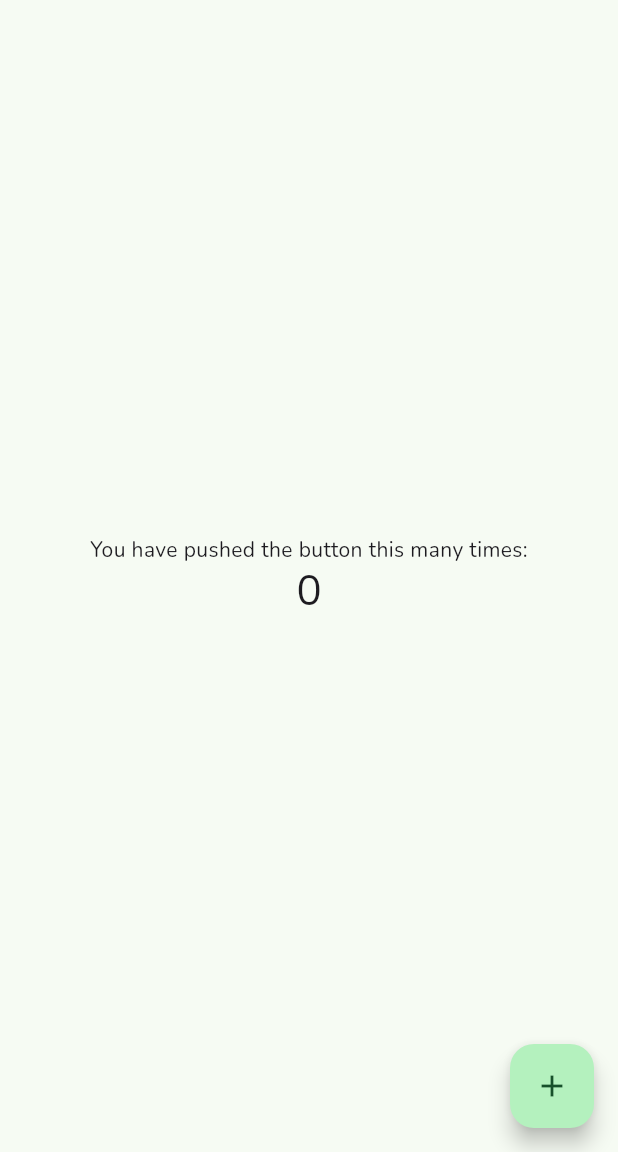
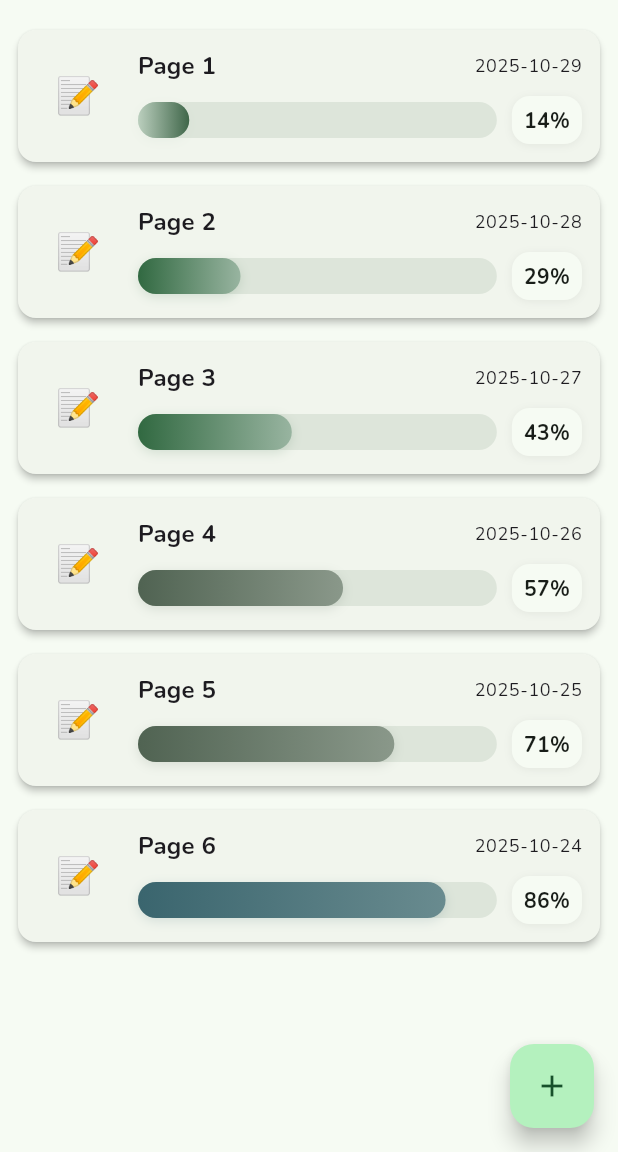
Before and after one commit to aliyafatihah/flutter-journey, a Flutter app: the screen it shows after launch, on a phone screen of 412 x 824 dp, the part 84-1236 px from its top. Run offline on Flutter 3.47's test engine with Material 3 defaults, Android fonts, the light colour scheme and no system bars; our stand-ins replace google_fonts.

Commit message:
[notto] - create base ui for homepage

```diff
--- /dev/null
+++ b/projects/notto/lib/core/components/progress_bar_widget.dart
@@ -0,0 +1,150 @@
+import 'package:flutter/material.dart';
+
+class ProgressBarWidget extends StatelessWidget {
+  final double progress; // 0.0 - 1.0
+
+  const ProgressBarWidget({super.key, required this.progress});
+
+  @override
+  Widget build(BuildContext context) {
+    final theme = Theme.of(context);
+    final bg = theme.colorScheme.surfaceVariant;
+
+    return TweenAnimationBuilder<double>(
+      tween: Tween<double>(begin: 0.0, end: progress.clamp(0.0, 1.0)),
+      duration: const Duration(milliseconds: 450),
+      builder: (context, value, child) {
+        // Render the pill and place a clear label to the right so it never
+        // blends into the gradient. The label animates with the same value.
+        return Row(
+          children: [
+            Expanded(
+              child: SizedBox(
+                height: 24.0,
+                child: Stack(
+                  alignment: Alignment.centerLeft,
+                  children: [
+                    // background pill
+                    Container(
+                      height: 24.0,
+                      decoration: BoxDecoration(
+                        color: bg,
+                        borderRadius: BorderRadius.circular(20.0),
+                      ),
+                    ),
+
+                    // filled portion (animated via FractionallySizedBox)
+                    FractionallySizedBox(
+                      widthFactor: value,
+                      child: Container(
+                        height: 24.0,
+                        decoration: BoxDecoration(
+                          // Derive accent color from progress (semantic):
+                          // low -> warm/orange, mid -> blue, high -> green.
+                          gradient: LinearGradient(
+                            colors: _colorsForQuarter(value, theme),
+                          ),
+                          borderRadius: BorderRadius.circular(20.0),
+                          boxShadow: [
+                            BoxShadow(
+                              color: _colorsForQuarter(value, theme)
+                                  .first
+                                  .withOpacity(0.16),
+                              blurRadius: 6.0,
+                              offset: const Offset(0, 2),
+                            ),
+                          ],
+                        ),
+                      ),
+                    ),
+                  ],
+                ),
+              ),
+            ),
+
+            const SizedBox(width: 10.0),
+
+            // external label so it remains readable regardless of fill color
+            AnimatedSwitcher(
+              duration: const Duration(milliseconds: 300),
+              transitionBuilder: (child, anim) => FadeTransition(
+                opacity: anim,
+                child: child,
+              ),
+              child: value >= 0.999
+                  ? Row(
+                      key: const ValueKey('completed'),
+                      mainAxisSize: MainAxisSize.min,
+                      children: [
+                        Icon(
+                          Icons.check_circle,
+                          size: 18.0,
+                          color: theme.colorScheme.primary,
+                        ),
+                        const SizedBox(width: 6.0),
+                        Text(
+                          'Completed',
+                          style: theme.textTheme.bodyMedium?.copyWith(
+                              fontWeight: FontWeight.w700,
+                              color: theme.colorScheme.onBackground),
+                        ),
+                      ],
+                    )
+                  : Container(
+                      key: const ValueKey('percent'),
+                      padding: const EdgeInsets.symmetric(
+                          horizontal: 8.0, vertical: 6.0),
+                      decoration: BoxDecoration(
+                        color: theme.colorScheme.surface,
+                        borderRadius: BorderRadius.circular(12.0),
+                        boxShadow: [
+                          BoxShadow(
+                            color: Colors.black.withOpacity(0.06),
+                            blurRadius: 4.0,
+                            offset: const Offset(0, 1),
+                          ),
+                        ],
+                      ),
+                      child: Text(
+                        '${(value * 100).round()}%'.toString(),
+                        style: theme.textTheme.bodyMedium?.copyWith(
+                            fontWeight: FontWeight.w700,
+                            color: theme.colorScheme.onBackground),
+                      ),
+                    ),
+            ),
+          ],
+        );
+      },
+    );
+  }
+
+  // Return a pair of colors for the gradient based on the progress value.
+  List<Color> _colorsForQuarter(double v, ThemeData theme) {
+    final cs = theme.colorScheme;
+    final value = v.clamp(0.0, 1.0);
+
+    // Four quarters: [0-25), [25-50), [50-75), [75-100]
+    if (value < 0.25) {
+      // gentle primary tint (light)
+      return [
+        Color.lerp(cs.primary, cs.surface, 0.7)!,
+        Color.lerp(cs.primary, cs.secondary, 0.45)!,
+      ];
+    }
+
+    if (value < 0.5) {
+      // primary
+      return [cs.primary, Color.lerp(cs.primary, cs.onPrimary, 0.5)!];
+    }
+
+    if (value < 0.75) {
+      // secondary-focused
+      return [cs.secondary, Color.lerp(cs.secondary, cs.surface, 0.35)!];
+    }
+
+    // top quarter: use tertiary (if available) or a success-green fallback
+    final top = cs.tertiary;
+    return [top, Color.lerp(top, cs.surface, 0.25)!];
+  }
+}
--- /dev/null
+++ b/projects/notto/lib/core/models/task_model.dart
@@ -0,0 +1,19 @@
+import 'package:flutter/material.dart';
+
+class TaskModel {
+  final String id;
+  final String title;
+  final IconData icon;
+  final double progress; // 0.0 - 1.0
+  final DateTime modified;
+  final String? emoji; // optional emoji to show instead of an image
+
+  TaskModel({
+    required this.id,
+    required this.title,
+    required this.icon,
+    required this.progress,
+    required this.modified,
+    this.emoji,
+  });
+}
--- a/projects/notto/lib/main.dart
+++ b/projects/notto/lib/main.dart
@@ -1,6 +1,8 @@
 import 'package:flutter/material.dart';
-import 'package:notto/constants/notto_colours.dart';
+import 'package:notto/core/constants/notto_colours.dart';
 import 'package:google_fonts/google_fonts.dart';
+
+import 'package:notto/screens/home/home_screen.dart';
 
 void main() {
   // Ensure the Flutter binding is initialized so platform plugins
@@ -25,78 +27,7 @@
         useMaterial3: true,
         textTheme: GoogleFonts.nunitoTextTheme(),
       ),
-      home: const MyHomePage(),
+      home: const HomeScreen(),
     );
   }
 }
-
-class MyHomePage extends StatefulWidget {
-  const MyHomePage({super.key});
-
-  @override
-  State<MyHomePage> createState() => _MyHomePageState();
-}
-
-class _MyHomePageState extends State<MyHomePage> {
-  int _counter = 0;
-
-  void _incrementCounter() {
-    setState(() {
-      // This call to setState tells the Flutter framework that something has
-      // changed in this State, which causes it to rerun the build method below
-      // so that the display can reflect the updated values. If we changed
-      // _counter without calling setState(), then the build method would not be
-      // called again, and so nothing would appear to happen.
-      _counter++;
-    });
-  }
-
-  @override
-  Widget build(BuildContext context) {
-    return Scaffold(
-      appBar: AppBar(
-        backgroundColor: Theme.of(context).colorScheme.inversePrimary,
-        title: Padding(
-          padding: EdgeInsets.all(12.0),
-          child: Text("notto.",
-              style: TextStyle(fontSize: 24, fontWeight: FontWeight.bold)),
-        ),
-        actions: <Widget>[
-          IconButton(
-            icon: Icon(Icons.search),
-            tooltip: 'Search',
-            onPressed: () {
-              // TODO: implement search action
-            },
-          ),
-          IconButton(
-            icon: Icon(Icons.settings),
-            tooltip: 'Settings',
-            onPressed: () {
-              // TODO: implement settings action
-            },
-          ),
-        ],
-      ),
-      body: Center(
-        child: Column(
-          mainAxisAlignment: MainAxisAlignment.center,
-          children: <Widget>[
-            const Text(
-              'You have pushed the button this many times:',
-            ),
-            Text(
-              '$_counter',
-              style: Theme.of(context).textTheme.headlineMedium,
-            ),
-          ],
-        ),
-      ),
-      floatingActionButton: FloatingActionButton(
-        onPressed: _incrementCounter,
-        tooltip: 'Increment',
-        child: const Icon(Icons.add),
-      ), // This trailing comma makes auto-formatting nicer for build methods.
-    );
-  }
-}
--- /dev/null
+++ b/projects/notto/lib/screens/home/home_screen.dart
@@ -0,0 +1,225 @@
+import 'dart:math';
+
+import 'package:flutter/material.dart';
+import 'package:notto/core/components/progress_bar_widget.dart';
+import 'package:notto/core/models/task_model.dart';
+import 'package:notto/screens/task_detail/task_detail_screen.dart';
+
+class HomeScreen extends StatefulWidget {
+  const HomeScreen({super.key});
+
+  @override
+  State<HomeScreen> createState() => _HomeScreenState();
+}
+
+class _HomeScreenState extends State<HomeScreen> {
+  final List<TaskModel> _pages = List.generate(
+    6,
+    (i) => TaskModel(
+      id: 'page_$i',
+      title: 'Page ${i + 1}',
+      icon: Icons.description,
+      progress: (i + 1) / 7.0,
+      modified: DateTime.now().subtract(Duration(days: i)),
+      emoji: '📝',
+    ),
+  );
+
+  final Random _random = Random();
+
+  String _formatDate(DateTime dt) {
+    final d = dt.toLocal();
+    return '${d.year}-${d.month.toString().padLeft(2, '0')}-${d.day.toString().padLeft(2, '0')}';
+  }
+
+  void _addPage() {
+    final i = _pages.length + 1;
+    setState(() {
+      _pages.insert(
+        0,
+        TaskModel(
+          id: 'page_${DateTime.now().millisecondsSinceEpoch}',
+          title: 'Page $i',
+          icon: Icons.note,
+          progress: _random.nextDouble(),
+          emoji: !_random.nextBool()
+              ? (['📄', '📝', '⭐', '📚', '🖼️'][_random.nextInt(5)])
+              : null,
+          modified: DateTime.now(),
+        ),
+      );
+    });
+  }
+
+  void _deletePage(String id) {
+    setState(() {
+      _pages.removeWhere((p) => p.id == id);
+    });
+  }
+
+  @override
+  Widget build(BuildContext context) {
+    return Scaffold(
+      appBar: AppBar(
+        backgroundColor: Theme.of(context).colorScheme.inversePrimary,
+        title: const Padding(
+          padding: EdgeInsets.all(12.0),
+          child: Text("notto.",
+              style: TextStyle(fontSize: 24, fontWeight: FontWeight.bold)),
+        ),
+        actions: <Widget>[
+          IconButton(
+            icon: const Icon(Icons.search),
+            tooltip: 'Search',
+            onPressed: () {
+              // TODO: implement search action
+            },
+          ),
+          IconButton(
+            icon: const Icon(Icons.settings),
+            tooltip: 'Settings',
+            onPressed: () {
+              // TODO: implement settings action
+            },
+          ),
+        ],
+      ),
+      body: ListView.builder(
+        padding: const EdgeInsets.all(12.0),
+        itemCount: _pages.length,
+        itemBuilder: (context, index) {
+          final item = _pages[index];
+          return Dismissible(
+            key: ValueKey(item.id),
+            direction: DismissDirection.endToStart,
+            confirmDismiss: (direction) async {
+              final result = await showDialog<bool>(
+                context: context,
+                builder: (ctx) => AlertDialog(
+                  title: const Text('Delete page'),
+                  content:
+                      Text('Are you sure you want to delete "${item.title}"?'),
+                  actions: [
+                    TextButton(
+                        onPressed: () => Navigator.of(ctx).pop(false),
+                        child: const Text('Cancel')),
+                    TextButton(
+                        onPressed: () => Navigator.of(ctx).pop(true),
+                        child: const Text('Delete')),
+                  ],
+                ),
+              );
+              return result ?? false;
+            },
+            background: Container(
+              decoration: BoxDecoration(
+                color: Colors.red,
+                borderRadius: BorderRadius.circular(12.0),
+              ),
+              alignment: Alignment.centerRight,
+              padding: const EdgeInsets.only(right: 20.0),
+              child: const Icon(Icons.delete, color: Colors.white),
+            ),
+            onDismissed: (_) {
+              final removedItem = item;
+              final removedIndex = index;
+              _deletePage(removedItem.id);
+
+              ScaffoldMessenger.of(context).clearSnackBars();
+              ScaffoldMessenger.of(context).showSnackBar(
+                SnackBar(
+                  content: Text('Deleted "${removedItem.title}"'),
+                  action: SnackBarAction(
+                    label: 'UNDO',
+                    onPressed: () {
+                      setState(() {
+                        final insertIndex = removedIndex <= _pages.length
+                            ? removedIndex
+                            : _pages.length;
+                        _pages.insert(insertIndex, removedItem);
+                      });
+                    },
+                  ),
+                ),
+              );
+            },
+            child: Card(
+              margin: const EdgeInsets.symmetric(vertical: 8.0),
+              shape: RoundedRectangleBorder(
+                  borderRadius: BorderRadius.circular(12.0)),
+              elevation: 2.0,
+              child: InkWell(
+                borderRadius: BorderRadius.circular(12.0),
+                onTap: () {
+                  Navigator.of(context).push(MaterialPageRoute(
+                    builder: (_) => TaskDetailScreen(item: item),
+                  ));
+                },
+                child: Padding(
+                  padding: const EdgeInsets.all(12.0),
+                  child: Row(
+                    children: [
+                      if (item.emoji != null)
+                        CircleAvatar(
+                          radius: 28.0,
+                          backgroundColor: Colors.transparent,
+                          child: Text(item.emoji!,
+                              style: const TextStyle(fontSize: 24)),
+                        )
+                      else
+                        CircleAvatar(
+                          radius: 28.0,
+                          backgroundColor: Theme.of(context)
+                              .colorScheme
+                              .primary
+                              .withOpacity(0.1),
+                          child: Icon(item.icon,
+                              size: 28.0,
+                              color: Theme.of(context).colorScheme.primary),
+                        ),
+                      const SizedBox(width: 12.0),
+                      Expanded(
+                        child: Column(
+                          crossAxisAlignment: CrossAxisAlignment.start,
+                          children: [
+                            Row(
+                              mainAxisAlignment: MainAxisAlignment.spaceBetween,
+                              children: [
+                                Flexible(
+                                  child: Text(item.title,
+                                      overflow: TextOverflow.ellipsis,
+                                      style: Theme.of(context)
+                                          .textTheme
+                                          .titleMedium
+                                          ?.copyWith(
+                                              fontWeight: FontWeight.bold)),
+                                ),
+                                const SizedBox(width: 8.0),
+                                Text(_formatDate(item.modified),
+                                    style:
+                                        Theme.of(context).textTheme.bodySmall),
+                              ],
+                            ),
+                            const SizedBox(height: 8.0),
+                            ProgressBarWidget(
+                              progress: item.progress,
+                            ),
+                          ],
+                        ),
+                      ),
+                    ],
+                  ),
+                ),
+              ),
+            ),
+          );
+        },
+      ),
+      floatingActionButton: FloatingActionButton(
+        onPressed: _addPage,
+        tooltip: 'Add page',
+        child: const Icon(Icons.add),
+      ),
+    );
+  }
+}
--- /dev/null
+++ b/projects/notto/lib/screens/task_detail/task_detail_screen.dart
@@ -0,0 +1,51 @@
+import 'package:flutter/material.dart';
+import 'package:notto/core/components/progress_bar_widget.dart';
+import 'package:notto/core/models/task_model.dart';
+
+class TaskDetailScreen extends StatelessWidget {
+  final TaskModel item;
+
+  const TaskDetailScreen({super.key, required this.item});
+
+  @override
+  Widget build(BuildContext context) {
+    return Scaffold(
+      appBar: AppBar(title: Text(item.title)),
+      body: Padding(
+        padding: const EdgeInsets.all(16.0),
+        child: Column(
+          crossAxisAlignment: CrossAxisAlignment.start,
+          children: [
+            Row(
+              children: [
+                if (item.emoji != null)
+                  Text(item.emoji!, style: const TextStyle(fontSize: 48))
+                else
+                  Icon(item.icon, size: 48.0),
+                const SizedBox(width: 12.0),
+                Column(
+                  crossAxisAlignment: CrossAxisAlignment.start,
+                  children: [
+                    Text(item.title,
+                        style: Theme.of(context)
+                            .textTheme
+                            .headlineSmall
+                            ?.copyWith(fontWeight: FontWeight.bold)),
+                    const SizedBox(height: 4.0),
+                    Text('Modified: ${item.modified.toLocal()}'),
+                  ],
+                )
+              ],
+            ),
+            const SizedBox(height: 24.0),
+            Text('Progress', style: Theme.of(context).textTheme.titleMedium),
+            const SizedBox(height: 8.0),
+            ProgressBarWidget(progress: item.progress),
+            const SizedBox(height: 24.0),
+            const Text('Details go here...'),
+          ],
+        ),
+      ),
+    );
+  }
+}
```
Also changed, not shown: projects/notto/lib/core/constants/notto_colours.dart (renamed from projects/notto/lib/constants/notto_colours.dart), projects/notto/lib/screens/home/home_controller.dart (added), projects/notto/lib/screens/task_detail/task_detail_controller.dart (added).
